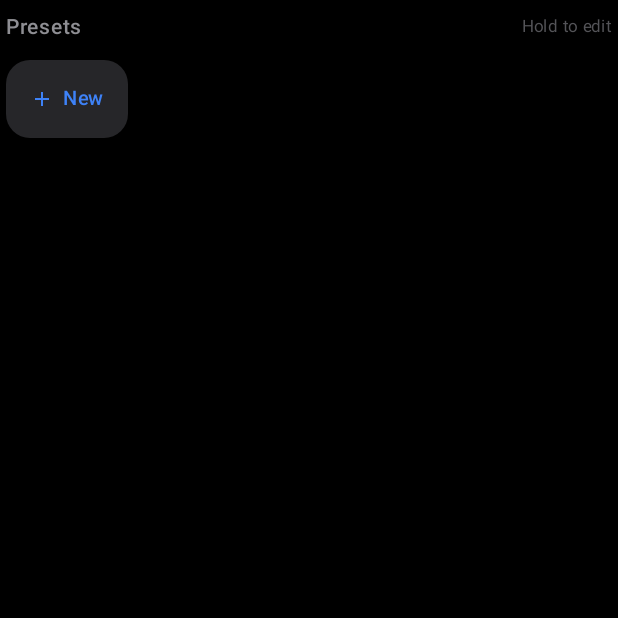
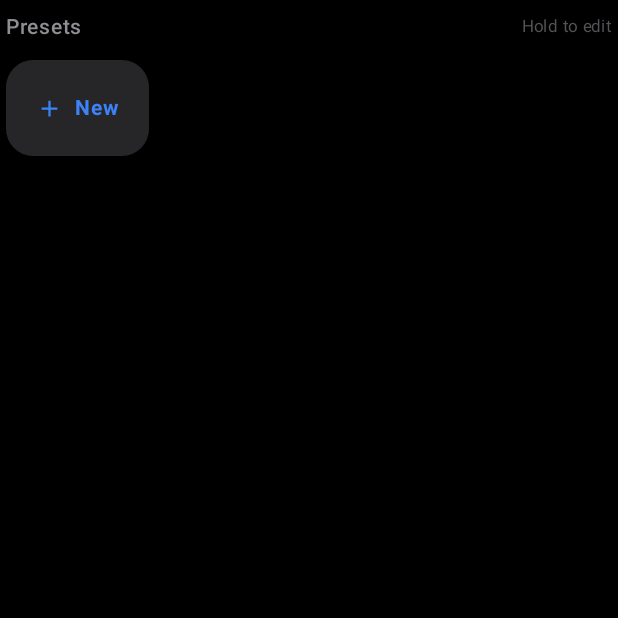
Before and after one commit to ndev-hoster/Clockity, an Android app built with Jetpack Compose: the composable PresetChips called with empty values, on a phone screen of 412 x 824 dp, the top half of it. Run offline under Robolectric (Android 15) with nearby library versions, the light colour scheme and no system bars; 2 statements that could not run were skipped.

Commit message:
Fix running timers space division (1, 1/2, 1/3, 1/4, 1/5 all visible in row), anchor icons to bottom corners, and increase preset card and new button heights

```diff
--- a/app/src/main/java/com/clockity/app/ui/timer/PresetChips.kt
+++ b/app/src/main/java/com/clockity/app/ui/timer/PresetChips.kt
@@ -54,66 +54,69 @@ fun PresetChips(
         }
 
         LazyRow(
-            horizontalArrangement = Arrangement.spacedBy(8.dp),
+            horizontalArrangement = Arrangement.spacedBy(10.dp),
             contentPadding = PaddingValues(horizontal = 4.dp, vertical = 4.dp),
             verticalAlignment = Alignment.CenterVertically
         ) {
             items(presets, key = { it.id }) { preset ->
                 Row(
                     modifier = Modifier
-                        .height(52.dp)
-                        .clip(RoundedCornerShape(16.dp))
+                        .height(64.dp)
+                        .clip(RoundedCornerShape(18.dp))
                         .background(OneUICardDark)
                         .combinedClickable(
                             onClick = { onSelectPreset(preset) },
                             onLongClick = { onEditPreset(preset) }
                         )
-                        .padding(horizontal = 14.dp, vertical = 8.dp),
+                        .padding(horizontal = 16.dp, vertical = 10.dp),
                     verticalAlignment = Alignment.CenterVertically
                 ) {
-                    Column(verticalArrangement = Arrangement.Center) {
+                    Column(
+                        verticalArrangement = Arrangement.Center,
+                        modifier = Modifier.padding(vertical = 2.dp)
+                    ) {
                         Text(
                             text = preset.title,
-                            fontSize = 13.sp,
+                            fontSize = 14.sp,
                             fontWeight = FontWeight.SemiBold,
                             color = OneUITextPrimary
                         )
-                        Spacer(modifier = Modifier.height(2.dp))
+                        Spacer(modifier = Modifier.height(3.dp))
                         Text(
                             text = preset.formatDurationSummary(),
-                            fontSize = 11.sp,
+                            fontSize = 12.sp,
                             fontWeight = FontWeight.Medium,
                             color = OneUIBlueLight
                         )
                     }
-                    Spacer(modifier = Modifier.width(8.dp))
+                    Spacer(modifier = Modifier.width(10.dp))
                     Box(
                         modifier = Modifier
-                            .clip(RoundedCornerShape(8.dp))
+                            .clip(RoundedCornerShape(10.dp))
                             .background(OneUICardElevated)
                             .clickable { onEditPreset(preset) }
-                            .padding(4.dp),
+                            .padding(6.dp),
                         contentAlignment = Alignment.Center
                     ) {
                         Icon(
                             imageVector = Icons.Default.Edit,
                             contentDescription = "Edit Preset",
                             tint = OneUITextSecondary,
-                            modifier = Modifier.size(12.dp)
+                            modifier = Modifier.size(14.dp)
                         )
                     }
                 }
             }
 
-            // + Add preset button
+            // + Add preset button (increased to match full preset card height)
             item {
                 Row(
                     modifier = Modifier
-                        .height(52.dp)
-                        .clip(RoundedCornerShape(16.dp))
+                        .height(64.dp)
+                        .clip(RoundedCornerShape(18.dp))
                         .background(OneUICardElevated)
                         .clickable { onAddPreset() }
-                        .padding(horizontal = 16.dp, vertical = 8.dp),
+                        .padding(horizontal = 20.dp, vertical = 10.dp),
                     verticalAlignment = Alignment.CenterVertically,
                     horizontalArrangement = Arrangement.Center
                 ) {
@@ -121,14 +124,14 @@ fun PresetChips(
                         imageVector = Icons.Default.Add,
                         contentDescription = "Add Preset",
                         tint = OneUIBlue,
-                        modifier = Modifier.size(16.dp)
+                        modifier = Modifier.size(18.dp)
                     )
-                    Spacer(modifier = Modifier.width(6.dp))
+                    Spacer(modifier = Modifier.width(8.dp))
                     Text(
                         text = "New",
                         color = OneUIBlue,
-                        fontSize = 13.sp,
-                        fontWeight = FontWeight.SemiBold
+                        fontSize = 14.sp,
+                        fontWeight = FontWeight.Bold
                     )
                 }
             }
```
Also changed, not shown: app/src/main/java/com/clockity/app/ui/timer/MultiTimerCard.kt (+55 -51 lines), app/src/main/java/com/clockity/app/ui/timer/TimerScreen.kt (+2 -50 lines).
